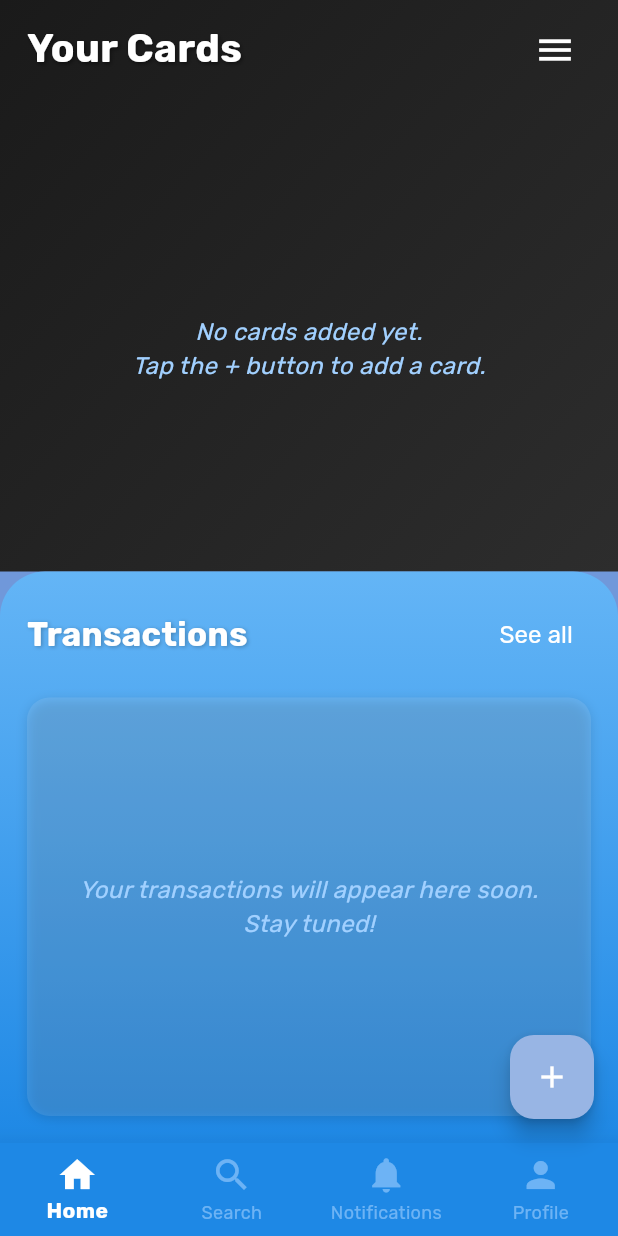
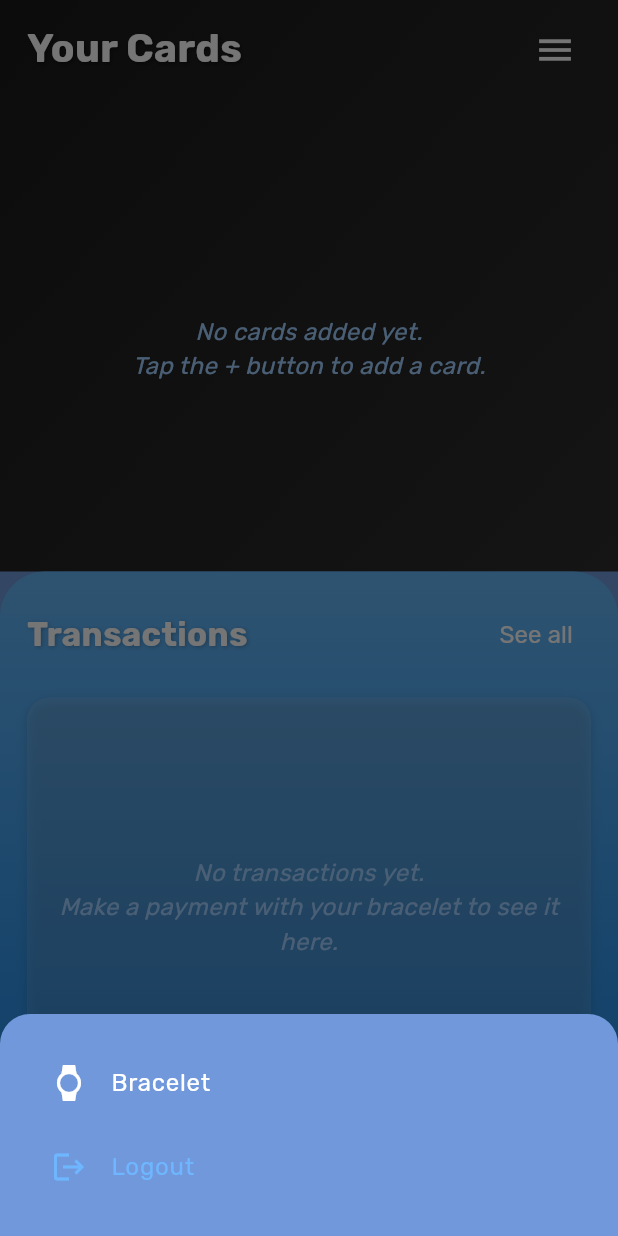
Before and after one commit to Yassine-Ezzar/pay, a Flutter app: the HomeScreen screen opened by its route, after a tap on the "menu" icon, on a phone screen of 412 x 824 dp. Run offline on Flutter 3.47's test engine with Material 3 defaults, Android fonts, the phone set to English and light mode, and no system bars; our stand-ins replace camera, carousel_slider, flutter_bluetooth_serial, flutter_credit_card, flutter_secure_storage, get and 2 more; missing offline and left inert: google_mlkit_text_recognition; accounts and stored records are empty; network calls fail.

Commit message:
third-commit

```diff
--- a/lib/screens/home_screen.dart
+++ b/lib/screens/home_screen.dart
@@ -1,7 +1,7 @@
+import 'package:flutter/material.dart';
+import 'package:get/get.dart';
 import 'package:app/services/api_service.dart';
 import 'package:app/styles/styles.dart';
-import 'package:flutter/material.dart';
-import 'package:get/get.dart';
 import 'package:flutter_credit_card/flutter_credit_card.dart';
 import 'package:carousel_slider/carousel_slider.dart';
 
@@ -12,10 +12,13 @@ class HomeScreen extends StatefulWidget {
 
 class _HomeScreenState extends State<HomeScreen> with SingleTickerProviderStateMixin {
   List<dynamic> cards = [];
-  bool isLoading = true;
+  List<dynamic> payments = []; // Add payment history
+  bool isLoadingCards = true;
+  bool isLoadingPayments = true; // Separate loading state for payments
   late AnimationController _controller;
   late Animation<double> _animation;
   int _currentCarouselIndex = 0;
+  String? userId;
 
   @override
   void initState() {
@@ -25,7 +28,7 @@ class _HomeScreenState extends State<HomeScreen> with SingleTickerProviderStateM
       duration: Duration(milliseconds: 800),
     )..repeat(reverse: true);
     _animation = CurvedAnimation(parent: _controller, curve: Curves.easeInOut);
-    _fetchCards();
+    _loadUserId();
   }
 
   @override
@@ -34,22 +37,40 @@ class _HomeScreenState extends State<HomeScreen> with SingleTickerProviderStateM
     super.dispose();
   }
 
+  Future<void> _loadUserId() async {
+    userId = await ApiService.storage.read(key: 'userId');
+    if (userId == null) {
+      Get.offNamed('/login');
+    } else {
+      _fetchCards();
+      _fetchPayments(); // Fetch payment history
+    }
+  }
+
   Future<void> _fetchCards() async {
-    setState(() => isLoading = true);
+    setState(() => isLoadingCards = true);
     try {
-      final userId = await ApiService.storage.read(key: 'userId');
-      if (userId != null) {
-        final fetchedCards = await ApiService.getCards(userId);
+      final fetchedCards = await ApiService.getCards(userId!);
       setState(() {
         cards = fetchedCards;
-          isLoading = false;
+        isLoadingCards = false;
       });
-      } else {
-        Get.snackbar('Error', 'User not logged in.', backgroundColor: Styles.defaultRedColor);
-        Get.offNamed('/login');
+    } catch (e) {
+      setState(() => isLoadingCards = false);
+      Get.snackbar('Error', e.toString(), backgroundColor: Styles.defaultRedColor);
     }
+  }
+
+  Future<void> _fetchPayments() async {
+    setState(() => isLoadingPayments = true);
+    try {
+      final fetchedPayments = await ApiService.getPaymentHistory(userId!);
+      setState(() {
+        payments = fetchedPayments;
+        isLoadingPayments = false;
+      });
     } catch (e) {
-      setState(() => isLoading = false);
+      setState(() => isLoadingPayments = false);
       Get.snackbar('Error', e.toString(), backgroundColor: Styles.defaultRedColor);
     }
   }
@@ -106,7 +127,43 @@ class _HomeScreenState extends State<HomeScreen> with SingleTickerProviderStateM
                               size: 28,
                             ),
                             onPressed: () {
-                              // Add menu logic here
+                              showModalBottomSheet(
+                                context: context,
+                                backgroundColor: Styles.scaffoldBackgroundColor,
+                                shape: RoundedRectangleBorder(
+                                  borderRadius: BorderRadius.vertical(top: Radius.circular(20)),
+                                ),
+                                builder: (context) => Container(
+                                  padding: EdgeInsets.all(Styles.defaultPadding),
+                                  child: Column(
+                                    mainAxisSize: MainAxisSize.min,
+                                    children: [
+                                      ListTile(
+                                        leading: Icon(Icons.watch, color: Styles.defaultYellowColor),
+                                        title: Text(
+                                          'Bracelet',
+                                          style: TextStyle(fontFamily: 'Rubik', color: Styles.defaultYellowColor),
+                                        ),
+                                        onTap: () {
+                                          Get.back();
+                                          Get.toNamed('/bracelet-management');
+                                        },
+                                      ),
+                                      ListTile(
+                                        leading: Icon(Icons.logout, color: Styles.defaultRedColor),
+                                        title: Text(
+                                          'Logout',
+                                          style: TextStyle(fontFamily: 'Rubik', color: Styles.defaultRedColor),
+                                        ),
+                                        onTap: () async {
+                                          await ApiService.storage.deleteAll();
+                                          Get.offAllNamed('/login');
+                                        },
+                                      ),
+                                    ],
+                                  ),
+                                ),
+                              );
                             },
                           ),
                         ],
@@ -115,7 +172,7 @@ class _HomeScreenState extends State<HomeScreen> with SingleTickerProviderStateM
                     SizedBox(height: Styles.defaultPadding),
                     // Cards Carousel
                     Expanded(
-                      child: isLoading
+                      child: isLoadingCards
                           ? Center(
                               child: CircularProgressIndicator(
                                 color: Styles.defaultYellowColor,
@@ -226,7 +283,7 @@ class _HomeScreenState extends State<HomeScreen> with SingleTickerProviderStateM
               ),
             ),
           ),
-          // Lower half: Transactions
+          // Lower half: Transactions (now showing payment history)
           Expanded(
             flex: 1,
             child: Container(
@@ -276,7 +333,10 @@ class _HomeScreenState extends State<HomeScreen> with SingleTickerProviderStateM
                   ),
                   SizedBox(height: Styles.defaultPadding),
                   Expanded(
-                    child: Container(
+                    child: isLoadingPayments
+                        ? Center(child: CircularProgressIndicator(color: Styles.defaultYellowColor))
+                        : payments.isEmpty
+                            ? Container(
                                 padding: EdgeInsets.all(Styles.defaultPadding),
                                 decoration: BoxDecoration(
                                   color: Colors.white.withOpacity(0.1),
@@ -291,7 +351,7 @@ class _HomeScreenState extends State<HomeScreen> with SingleTickerProviderStateM
                                 ),
                                 child: Center(
                                   child: Text(
-                          'Your transactions will appear here soon.\nStay tuned!',
+                                    'No transactions yet.\nMake a payment with your bracelet to see it here.',
                                     textAlign: TextAlign.center,
                                     style: TextStyle(
                                       fontFamily: 'Rubik',
@@ -301,6 +361,28 @@ class _HomeScreenState extends State<HomeScreen> with SingleTickerProviderStateM
                                     ),
                                   ),
                                 ),
+                              )
+                            : ListView.builder(
+                                itemCount: payments.length,
+                                itemBuilder: (context, index) {
+                                  final payment = payments[index];
+                                  return Card(
+                                    elevation: 5,
+                                    shape: RoundedRectangleBorder(borderRadius: Styles.defaultBorderRadius),
+                                    color: Colors.white.withOpacity(0.1),
+                                    child: ListTile(
+                                      leading: Icon(Icons.payment, color: Styles.defaultYellowColor),
+                                      title: Text(
+                                        payment['merchant'],
+                                        style: TextStyle(fontFamily: 'Rubik', color: Styles.defaultYellowColor),
+                                      ),
+                                      subtitle: Text(
+                                        'Amount: \$${payment['amount'].toStringAsFixed(2)}\nDate: ${DateTime.parse(payment['date']).toLocal().toString().split('.')[0]}',
+                                        style: TextStyle(fontFamily: 'Rubik', color: Styles.defaultLightWhiteColor),
+                                      ),
+                                    ),
+                                  );
+                                },
                               ),
                   ),
                 ],
--- a/lib/screens/success_screen.dart
+++ b/lib/screens/success_screen.dart
@@ -114,7 +114,7 @@ class _SuccessScreenState extends State<SuccessScreen> with SingleTickerProvider
               SlideTransition(
                 position: _buttonSlideAnimation,
                 child: GestureDetector(
-                  onTap: () => Get.offNamed('/add-card'),
+                  onTap: () => Get.offNamed('/bracelet-connect'),
                   child: Container(
                     padding: EdgeInsets.symmetric(
                       vertical: Styles.defaultPadding,
--- a/lib/widgets/app_pages.dart
+++ b/lib/widgets/app_pages.dart
@@ -1,4 +1,6 @@
 import 'package:app/screens/add_card_screen.dart';
+import 'package:app/screens/bracelet_connect_screen.dart';
+import 'package:app/screens/bracelet_management_screen.dart';
 import 'package:app/screens/card_list_screen.dart';
 import 'package:app/screens/home_screen.dart';
 import 'package:app/screens/splash_screen.dart';
@@ -20,6 +22,8 @@ class AppPages {
     GetPage(name: '/success', page: () => SuccessScreen()),
     GetPage(name: '/add-card', page: () => AddCardScreen()),
     GetPage(name: '/card-list', page: () => CardListScreen()),
+    GetPage(name: '/bracelet-connect', page: () => BraceletConnectScreen()), // New
+    GetPage(name: '/bracelet-management', page: () => BraceletManagementScreen()),
     GetPage(name: '/card-verification', page: () => CardVerificationScreen(userId: '', cardNumber: '', expiryDate: '', cvv: '',)), // Ajout
   ];
 }
--- a/pubspec.yaml
+++ b/pubspec.yaml
@@ -33,6 +33,7 @@ dependencies:
     sdk: flutter
   flutter_gen: ^5.10.0
   carousel_slider: ^5.0.0
+  flutter_bluetooth_serial: ^0.4.0
 
 dev_dependencies:
   flutter_test:
```
Also changed, not shown: lib/screens/bracelet_connect_screen.dart (added, +204 -0 lines), lib/screens/bracelet_management_screen.dart (added, +150 -0 lines), lib/services/api_service.dart (+91 -0 lines), pubspec.lock, 6 other files. Lines whose indentation alone changed are shown as unchanged.
